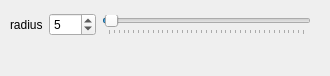
This is krita/plugins/paintops/chalk/wdgchalkoptions.ui in KDE/krita as Qt 5 draws it before an edit. The edited form follows.
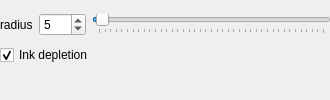
This is the edited form.

Commit message: Ability to turn off opacity decrease from ink depletion. Opacity can be controlled by sensor (pressure, ...)

```diff
--- a/krita/plugins/paintops/chalk/wdgchalkoptions.ui
+++ b/krita/plugins/paintops/chalk/wdgchalkoptions.ui
@@ -7,7 +7,7 @@
     <x>0</x>
     <y>0</y>
     <width>330</width>
-    <height>76</height>
+    <height>100</height>
    </rect>
   </property>
   <property name="sizePolicy">
@@ -25,12 +25,14 @@
   <widget class="QWidget" name="layoutWidget">
    <property name="geometry">
     <rect>
-     <x>10</x>
+     <x>0</x>
      <y>10</y>
-     <width>301</width>
-     <height>30</height>
+     <width>331</width>
+     <height>59</height>
     </rect>
    </property>
+   <layout class="QVBoxLayout" name="verticalLayout">
+    <item>
    <layout class="QHBoxLayout" name="horizontalLayout">
     <item>
      <widget class="QLabel" name="radiusLabel">
@@ -62,6 +64,18 @@
       </property>
       <property name="tickPosition">
        <enum>QSlider::TicksBelow</enum>
+        </property>
+       </widget>
+      </item>
+     </layout>
+    </item>
+    <item>
+     <widget class="QCheckBox" name="inkDepletionCHBox">
+      <property name="text">
+       <string>Ink depletion</string>
+      </property>
+      <property name="checked">
+       <bool>true</bool>
       </property>
      </widget>
     </item>
```
Lines whose indentation alone changed are shown as unchanged. The commit also changes 7 other files.
